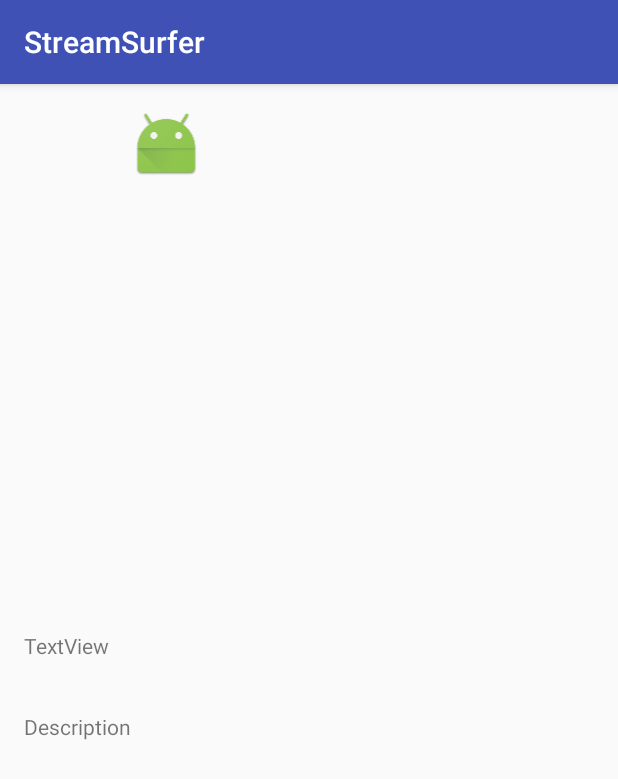
After one commit to camd67/stream-surfer-android, an Android app: the Details screen opened directly, with no data from a screen before it, on a phone screen of 412 x 824 dp. The commit adds this screen. Shown: the top 779 px of the screen. Run offline under Robolectric (Android 15) with nearby library versions, the phone set to English and light mode, and no system bars.

Commit message:
added details page

```diff
--- a/StreamSurfer/app/src/main/AndroidManifest.xml
+++ b/StreamSurfer/app/src/main/AndroidManifest.xml
@@ -18,7 +18,8 @@
                 <category android:name="android.intent.category.LAUNCHER" />
             </intent-filter>
         </activity>
-        <activity android:name=".Results"></activity>
+        <activity android:name=".Results" />
+        <activity android:name=".Details"></activity>
     </application>
 
 </manifest>
--- /dev/null
+++ b/StreamSurfer/app/src/main/java/com/streamsurfer/surfers/streamsurfer/Details.java
@@ -0,0 +1,15 @@
+package com.streamsurfer.surfers.streamsurfer;
+
+import android.support.v7.app.AppCompatActivity;
+import android.os.Bundle;
+
+public class Details extends AppCompatActivity {
+
+    @Override
+    protected void onCreate(Bundle savedInstanceState) {
+        super.onCreate(savedInstanceState);
+        setContentView(R.layout.activity_details);
+
+
+    }
+}
--- a/StreamSurfer/app/src/main/java/com/streamsurfer/surfers/streamsurfer/ResultsAdapter.java
+++ b/StreamSurfer/app/src/main/java/com/streamsurfer/surfers/streamsurfer/ResultsAdapter.java
@@ -1,6 +1,7 @@
 package com.streamsurfer.surfers.streamsurfer;
 
 import android.content.Context;
+import android.media.Image;
 import android.view.LayoutInflater;
 import android.view.View;
 import android.view.ViewGroup;
@@ -70,5 +71,4 @@ public class ResultsAdapter extends BaseAdapter {
         }
         return rowView;
     }
-
 }
--- /dev/null
+++ b/StreamSurfer/app/src/main/res/layout/activity_details.xml
@@ -0,0 +1,69 @@
+<?xml version="1.0" encoding="utf-8"?>
+<LinearLayout xmlns:android="http://schemas.android.com/apk/res/android"
+    xmlns:app="http://schemas.android.com/apk/res-auto"
+    xmlns:tools="http://schemas.android.com/tools"
+    android:id="@+id/activity_details"
+    android:layout_width="match_parent"
+    android:layout_height="match_parent"
+    android:paddingBottom="@dimen/activity_vertical_margin"
+    android:paddingLeft="@dimen/activity_horizontal_margin"
+    android:paddingRight="@dimen/activity_horizontal_margin"
+    android:paddingTop="@dimen/activity_vertical_margin"
+    android:orientation="vertical"
+    tools:context="com.streamsurfer.surfers.streamsurfer.Details"
+    android:weightSum="2">
+
+
+
+    <LinearLayout
+        android:orientation="horizontal"
+        android:layout_width="match_parent"
+        android:layout_height="0dp"
+        android:layout_weight="1"
+        android:weightSum="1">
+
+        <LinearLayout
+            android:orientation="vertical"
+            android:layout_width="match_parent"
+            android:layout_height="match_parent"
+            android:layout_weight="0.5">
+
+
+
+            <ImageView
+                android:layout_width="match_parent"
+                android:layout_height="wrap_content"
+                app:srcCompat="@mipmap/ic_launcher"
+                android:id="@+id/entry_image" />
+        </LinearLayout>
+
+        <LinearLayout
+            android:orientation="vertical"
+            android:layout_width="match_parent"
+            android:layout_height="match_parent"
+            android:layout_weight="0.5">
+
+
+            <ListView
+                android:layout_width="match_parent"
+                android:layout_height="match_parent"
+                android:divider="@null"
+                android:dividerHeight="0dp"
+                android:id="@+id/services_list"/>
+        </LinearLayout>
+    </LinearLayout>
+
+    <TextView
+        android:text="TextView"
+        android:layout_width="wrap_content"
+        android:layout_height="wrap_content"
+        android:id="@+id/entry_title"
+        android:layout_weight="0.10"/>
+
+    <TextView
+        android:text="Description"
+        android:layout_width="match_parent"
+        android:layout_height="wrap_content"
+        android:id="@+id/entry_description"
+        android:layout_weight="0.90"/>
+</LinearLayout>
--- a/StreamSurfer/app/src/main/res/layout/activity_results.xml
+++ b/StreamSurfer/app/src/main/res/layout/activity_results.xml
@@ -15,8 +15,7 @@
     <ListView
         android:layout_width="match_parent"
         android:layout_height="match_parent"
-        android:layout_alignParentTop="true"
-        android:layout_alignParentLeft="true"
-        android:layout_alignParentStart="true"
+        android:divider="@null"
+        android:dividerHeight="0dp"
         android:id="@+id/result_list"/>
 </LinearLayout>
--- a/StreamSurfer/app/src/main/res/layout/program_list.xml
+++ b/StreamSurfer/app/src/main/res/layout/program_list.xml
@@ -24,7 +24,8 @@
             android:layout_gravity="center"
             android:layout_width="48dp"
             android:layout_height="48dp"
-            android:src="@mipmap/ic_launcher" />
+            android:src="@mipmap/ic_launcher"
+            android:onClick="clickHandlerLeft"/>
 
         <TextView
             android:id="@+id/title_left"
@@ -51,7 +52,8 @@
             android:layout_gravity="center"
             android:layout_width="48dp"
             android:layout_height="48dp"
-            android:src="@mipmap/ic_launcher" />
+            android:src="@mipmap/ic_launcher"
+            android:onClick="clickHandlerRight"/>
 
         <TextView
             android:id="@+id/title_right"
```
Also changed, not shown: StreamSurfer/app/src/main/java/com/streamsurfer/surfers/streamsurfer/Entries.java (+13 -1 lines), StreamSurfer/app/src/main/java/com/streamsurfer/surfers/streamsurfer/Results.java (+22 -0 lines).
